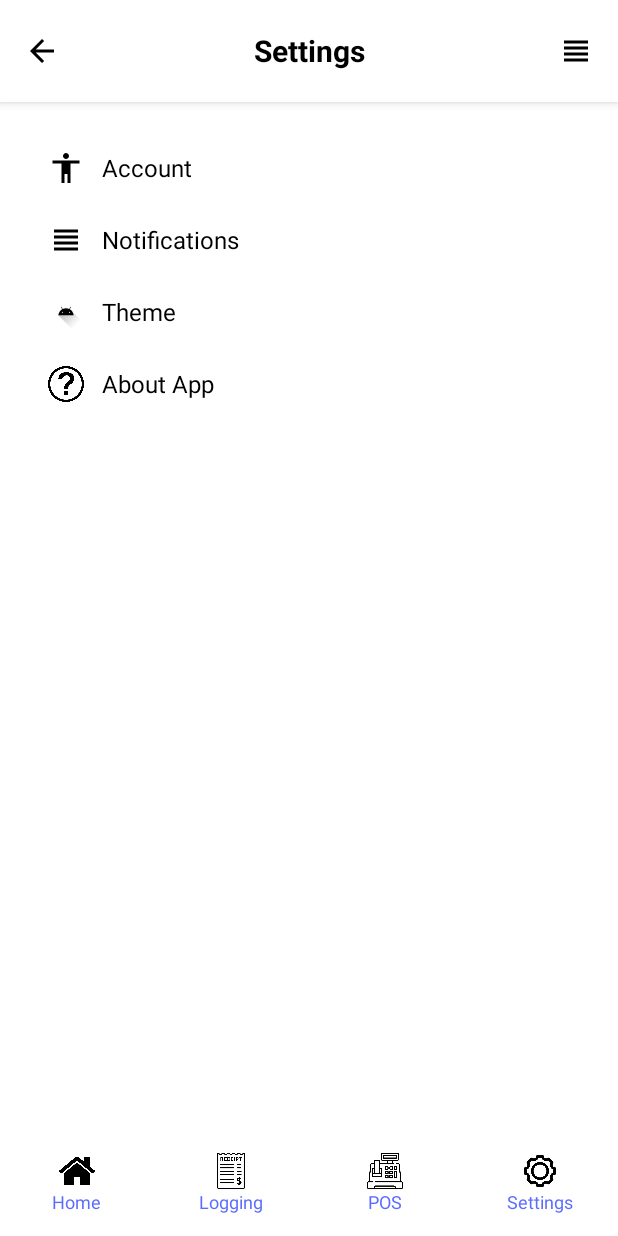
After one commit to Cyg-ni/sarisarimaximus, an Android app built with Jetpack Compose: the layout activity_settings.xml on its own in the app's theme, with its tools: preview values and no code run, on a phone screen of 412 x 824 dp. The commit adds this screen. Run offline under Robolectric (Android 15) with nearby library versions, the phone set to English and light mode, and no system bars.

Commit message:
Modified other tabs & added a settings page

```diff
--- /dev/null
+++ b/app/src/main/res/drawable/outline_accessibility_24.xml
@@ -0,0 +1,5 @@
+<vector xmlns:android="http://schemas.android.com/apk/res/android" android:height="24dp" android:tint="#000000" android:viewportHeight="960" android:viewportWidth="960" android:width="24dp">
+
+    <path android:fillColor="@android:color/white" android:pathData="M480,240Q447,240 423.5,216.5Q400,193 400,160Q400,127 423.5,103.5Q447,80 480,80Q513,80 536.5,103.5Q560,127 560,160Q560,193 536.5,216.5Q513,240 480,240ZM360,880L360,360L120,360L120,280L840,280L840,360L600,360L600,880L520,880L520,640L440,640L440,880L360,880Z"/>
+
+</vector>
--- /dev/null
+++ b/app/src/main/res/layout/activity_settings.xml
@@ -0,0 +1,263 @@
+<?xml version="1.0" encoding="utf-8"?>
+<androidx.coordinatorlayout.widget.CoordinatorLayout
+    xmlns:android="http://schemas.android.com/apk/res/android"
+    xmlns:app="http://schemas.android.com/apk/res-auto"
+    xmlns:tools="http://schemas.android.com/tools"
+    android:layout_width="match_parent"
+    android:layout_height="match_parent"
+    android:background="@color/blue"
+    tools:context=".MainActivity">
+
+    <!-- 🔹 Top Bar -->
+    <LinearLayout
+        android:id="@+id/topBar"
+        android:layout_width="match_parent"
+        android:layout_height="68dp"
+        android:background="@color/white"
+        android:elevation="4dp"
+        android:gravity="center_vertical"
+        android:orientation="horizontal"
+        android:padding="8dp">
+
+        <ImageButton
+            android:id="@+id/btnBack"
+            android:layout_width="40dp"
+            android:layout_height="40dp"
+            android:background="?attr/selectableItemBackgroundBorderless"
+            android:contentDescription="Back"
+            android:src="@drawable/ic_arrow_back"
+            app:tint="@color/black" />
+
+        <TextView
+            android:id="@+id/titleText"
+            android:layout_width="0dp"
+            android:layout_height="wrap_content"
+            android:layout_weight="1"
+            android:gravity="center"
+            android:text="Settings"
+            android:textColor="@color/black"
+            android:textSize="20sp"
+            android:textStyle="bold" />
+
+        <ImageButton
+            android:id="@+id/btnDashboard"
+            android:layout_width="40dp"
+            android:layout_height="40dp"
+            android:background="?attr/selectableItemBackgroundBorderless"
+            android:contentDescription="Dashboard"
+            android:src="@drawable/baseline_view_headline_24"
+            app:tint="@color/black" />
+    </LinearLayout>
+
+    <!-- 🔹 Scrollable Settings Content -->
+    <ScrollView
+        android:layout_width="match_parent"
+        android:layout_height="match_parent"
+        android:layout_marginTop="68dp"
+        android:layout_marginBottom="70dp"
+        android:background="@color/white"
+        android:padding="20dp">
+
+        <LinearLayout
+            android:layout_width="match_parent"
+            android:layout_height="wrap_content"
+            android:orientation="vertical">
+
+            <!-- Account -->
+            <LinearLayout
+                android:layout_width="match_parent"
+                android:layout_height="wrap_content"
+                android:orientation="horizontal"
+                android:gravity="center_vertical"
+                android:padding="12dp"
+                android:background="?attr/selectableItemBackground"
+                android:clickable="true"
+                android:focusable="true">
+
+                <ImageView
+                    android:layout_width="24dp"
+                    android:layout_height="24dp"
+                    android:src="@drawable/outline_accessibility_24"
+                    app:tint="@color/black" />
+
+                <TextView
+                    android:layout_width="wrap_content"
+                    android:layout_height="wrap_content"
+                    android:layout_marginStart="12dp"
+                    android:text="Account"
+                    android:textSize="16sp"
+                    android:textColor="@color/black" />
+            </LinearLayout>
+
+            <!-- Notifications -->
+            <LinearLayout
+                android:layout_width="match_parent"
+                android:layout_height="wrap_content"
+                android:orientation="horizontal"
+                android:gravity="center_vertical"
+                android:padding="12dp"
+                android:background="?attr/selectableItemBackground"
+                android:clickable="true"
+                android:focusable="true">
+
+                <ImageView
+                    android:layout_width="24dp"
+                    android:layout_height="24dp"
+                    android:src="@drawable/baseline_view_headline_24"
+                    app:tint="@color/black" />
+
+                <TextView
+                    android:layout_width="wrap_content"
+                    android:layout_height="wrap_content"
+                    android:layout_marginStart="12dp"
+                    android:text="Notifications"
+                    android:textSize="16sp"
+                    android:textColor="@color/black" />
+            </LinearLayout>
+
+            <!-- Theme -->
+            <LinearLayout
+                android:layout_width="match_parent"
+                android:layout_height="wrap_content"
+                android:orientation="horizontal"
+                android:gravity="center_vertical"
+                android:padding="12dp"
+                android:background="?attr/selectableItemBackground"
+                android:clickable="true"
+                android:focusable="true">
+
+                <ImageView
+                    android:layout_width="24dp"
+                    android:layout_height="24dp"
+                    android:src="@drawable/ic_launcher_foreground"
+                    app:tint="@color/black" />
+
+                <TextView
+                    android:layout_width="wrap_content"
+                    android:layout_height="wrap_content"
+                    android:layout_marginStart="12dp"
+                    android:text="Theme"
+                    android:textSize="16sp"
+                    android:textColor="@color/black" />
+            </LinearLayout>
+
+            <!-- About -->
+            <LinearLayout
+                android:layout_width="match_parent"
+                android:layout_height="wrap_content"
+                android:orientation="horizontal"
+                android:gravity="center_vertical"
+                android:padding="12dp"
+                android:background="?attr/selectableItemBackground"
+                android:clickable="true"
+                android:focusable="true">
+
+                <ImageView
+                    android:layout_width="24dp"
+                    android:layout_height="24dp"
+                    android:src="@drawable/question_mark" />
+
+                <TextView
+                    android:layout_width="wrap_content"
+                    android:layout_height="wrap_content"
+                    android:layout_marginStart="12dp"
+                    android:text="About App"
+                    android:textSize="16sp"
+                    android:textColor="@color/black" />
+            </LinearLayout>
+
+        </LinearLayout>
+    </ScrollView>
+
+    <!-- 🔹 Bottom Navigation Bar -->
+    <LinearLayout
+        android:layout_width="match_parent"
+        android:layout_height="70dp"
+        android:layout_gravity="bottom"
+        android:orientation="horizontal"
+        android:background="#FFFFFF"
+        android:gravity="center"
+        android:weightSum="4">
+
+        <!-- Home -->
+        <LinearLayout
+            android:id="@+id/navHome"
+            android:layout_width="0dp"
+            android:layout_height="match_parent"
+            android:layout_weight="1"
+            android:orientation="vertical"
+            android:gravity="center">
+            <ImageView
+                android:layout_width="24dp"
+                android:layout_height="24dp"
+                android:src="@drawable/ic_home" />
+            <TextView
+                android:layout_width="wrap_content"
+                android:layout_height="wrap_content"
+                android:text="Home"
+                android:textSize="12sp"
+                android:textColor="#5C6CFF" />
+        </LinearLayout>
+
+        <!-- Logging -->
+        <LinearLayout
+            android:id="@+id/navLogging"
+            android:layout_width="0dp"
+            android:layout_height="match_parent"
+            android:layout_weight="1"
+            android:orientation="vertical"
+            android:gravity="center">
+            <ImageView
+                android:layout_width="24dp"
+                android:layout_height="24dp"
+                android:src="@drawable/ic_logging" />
+            <TextView
+                android:layout_width="wrap_content"
+                android:layout_height="wrap_content"
+                android:text="Logging"
+                android:textSize="12sp"
+                android:textColor="#5C6CFF" />
+        </LinearLayout>
+
+        <!-- POS -->
+        <LinearLayout
+            android:id="@+id/navPOS"
+            android:layout_width="0dp"
+            android:layout_height="match_parent"
+            android:layout_weight="1"
+            android:orientation="vertical"
+            android:gravity="center">
+            <ImageView
+                android:layout_width="24dp"
+                android:layout_height="24dp"
+                android:src="@drawable/ic_pos" />
+            <TextView
+                android:layout_width="wrap_content"
+                android:layout_height="wrap_content"
+                android:text="POS"
+                android:textSize="12sp"
+                android:textColor="#5C6CFF" />
+        </LinearLayout>
+
+        <!-- Settings (current) -->
+        <LinearLayout
+            android:id="@+id/navSettings"
+            android:layout_width="0dp"
+            android:layout_height="match_parent"
+            android:layout_weight="1"
+            android:orientation="vertical"
+            android:gravity="center">
+            <ImageView
+                android:layout_width="24dp"
+                android:layout_height="24dp"
+                android:src="@drawable/ic_settings" />
+            <TextView
+                android:layout_width="wrap_content"
+                android:layout_height="wrap_content"
+                android:text="Settings"
+                android:textSize="12sp"
+                android:textColor="#5C6CFF" />
+        </LinearLayout>
+    </LinearLayout>
+
+</androidx.coordinatorlayout.widget.CoordinatorLayout>
--- a/app/src/main/res/layout/activity_weekly_transactions.xml
+++ b/app/src/main/res/layout/activity_weekly_transactions.xml
@@ -7,8 +7,6 @@
     android:layout_height="match_parent"
     android:background="@color/blue"
     tools:context=".MainActivity">
-
-    <!-- ✅ Top bar -->
 
     <!-- ✅ Main Content -->
     <LinearLayout
```
Also changed, not shown: app/src/main/res/drawable/question_mark.png (added).
